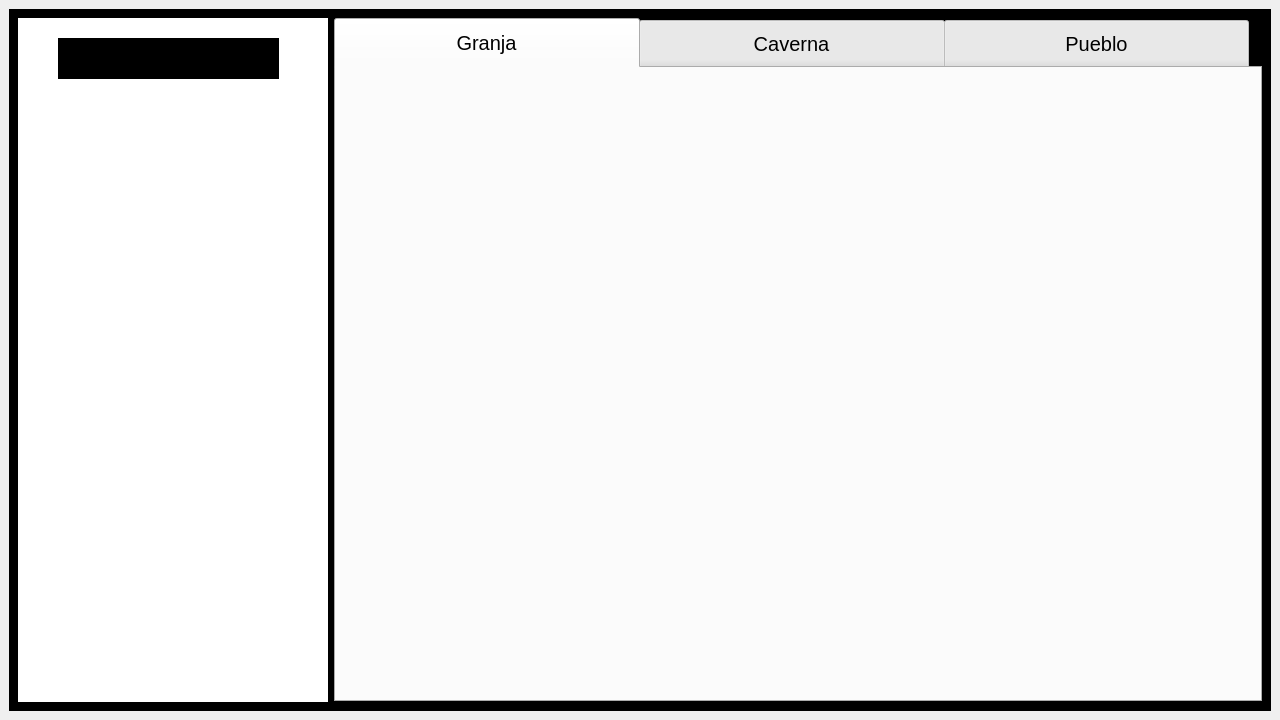
Before: the Qt Designer form editor/ventanaeditor.ui in Nahuelfranco12/TP-TALLER-DE-PROGRAMACION-G9-2C26, drawn with Qt 5.
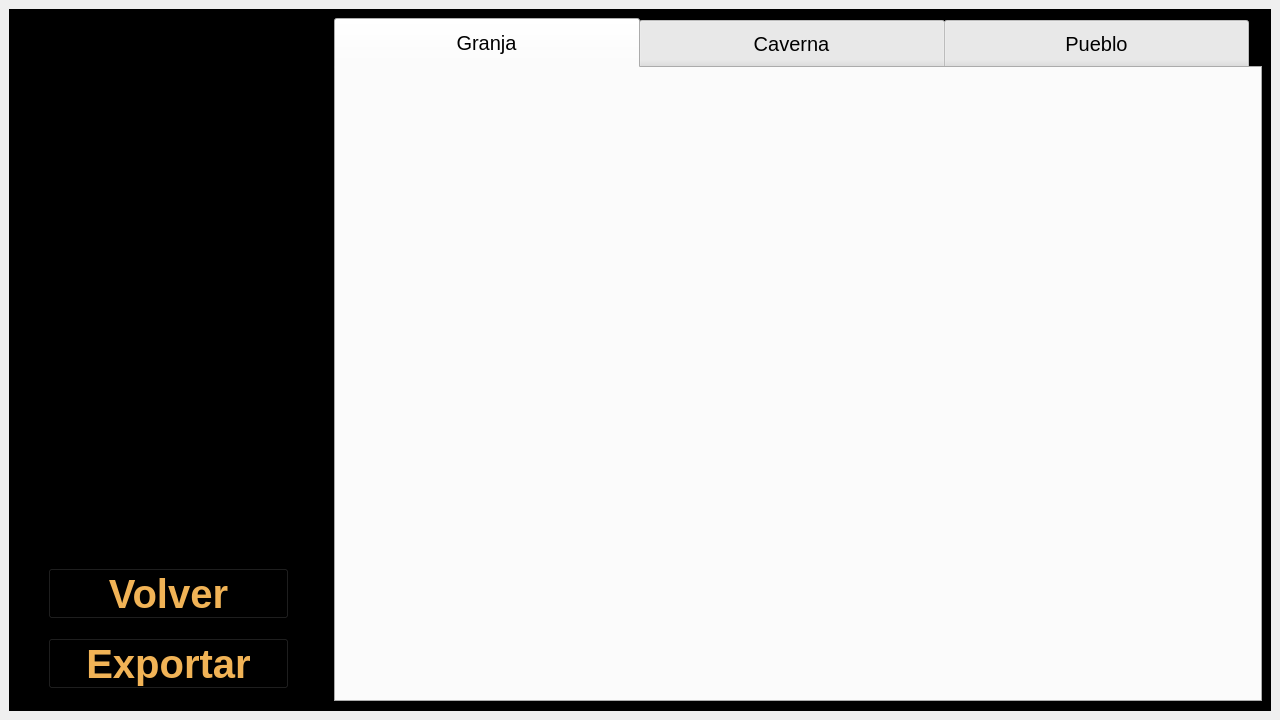
After: the same form once the commit is applied. The open tabs and pages were chosen to show the change. Icons and pictures are not drawn.

Commit message: Hago base del editor para cambiar entre pestañas y tener assets dedicados al mismo en la pestaña correspondiente

Patch:
```diff
--- a/editor/ventanaeditor.ui
+++ b/editor/ventanaeditor.ui
@@ -160,24 +160,91 @@
            </sizepolicy>
           </property>
           <property name="styleSheet">
-           <string notr="true">background-color: white;</string>
+           <string notr="true">background-color: black;</string>
           </property>
           <widget class="QLabel" name="label">
            <property name="geometry">
             <rect>
-             <x>40</x>
+             <x>0</x>
              <y>20</y>
-             <width>221</width>
+             <width>301</width>
              <height>41</height>
             </rect>
            </property>
            <property name="styleSheet">
-            <string notr="true">background-color:black;</string>
+            <string notr="true">background-color: black;
+qproperty-alignment: AlignCenter;
+font-size: 24px;</string>
            </property>
            <property name="text">
             <string>Assets</string>
            </property>
           </widget>
+          <widget class="QPushButton" name="botonVolverPM">
+           <property name="geometry">
+            <rect>
+             <x>30</x>
+             <y>550</y>
+             <width>241</width>
+             <height>51</height>
+            </rect>
+           </property>
+           <property name="styleSheet">
+            <string notr="true">QPushButton {
+    border-image: url(:/Botones/boton_normal.png);
+    color: #f1b356; 
+    font-family: &quot;Stardew Valley&quot;;
+    font-size: 40px;
+    font-weight: bold;
+}
+QPushButton:pressed {
+	border-image: url(:/Botones/boton_apretado.png);
+    padding-top: 3px; 
+}</string>
+           </property>
+           <property name="text">
+            <string>Volver</string>
+           </property>
+          </widget>
+          <widget class="QPushButton" name="botonExportarPM">
+           <property name="geometry">
+            <rect>
+             <x>30</x>
+             <y>620</y>
+             <width>241</width>
+             <height>51</height>
+            </rect>
+           </property>
+           <property name="styleSheet">
+            <string notr="true">QPushButton {
+    border-image: url(:/Botones/boton_normal.png);
+    color: #f1b356; 
+    font-family: &quot;Stardew Valley&quot;;
+    font-size: 40px;
+    font-weight: bold;
+}
+QPushButton:pressed {
+	border-image: url(:/Botones/boton_apretado.png);
+    padding-top: 3px; 
+}</string>
+           </property>
+           <property name="text">
+            <string>Exportar</string>
+           </property>
+          </widget>
+          <widget class="QListWidget" name="paletaAssets">
+           <property name="geometry">
+            <rect>
+             <x>0</x>
+             <y>70</y>
+             <width>301</width>
+             <height>471</height>
+            </rect>
+           </property>
+           <property name="styleSheet">
+            <string notr="true"/>
+           </property>
+          </widget>
          </widget>
         </item>
         <item>
```
The commit also changes 16 other files.
